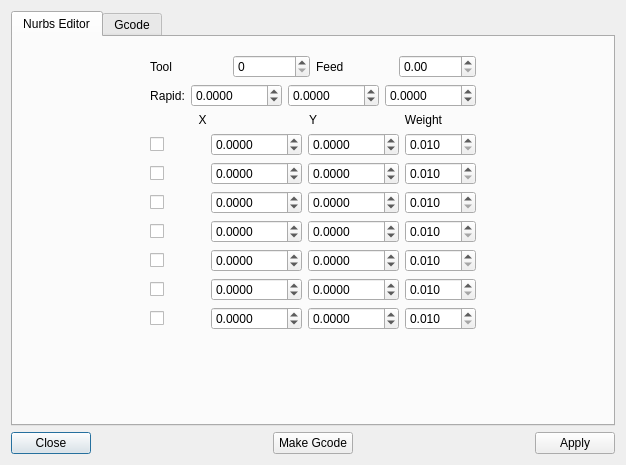
LinuxCNC/linuxcnc, file share/qtvcp/widgets_ui/nurbs_editor.ui: the form before one commit.
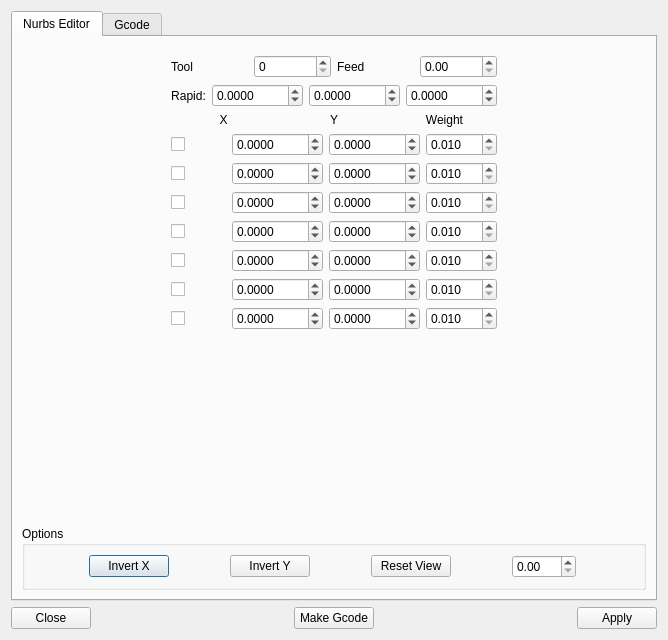
The form after the commit.

Commit message:
qtvcp -nurbs_editor: fix flicker and add options
Now that qt5_graphics doesnt reset the view when reloading, we
don't have to restore the zoom setting - no flicker

added: invert X and Y uttons, reset view button, grid space spin button.
Also now you can set tool number and the gcode will still display.

Diff of the .ui file:
```diff
--- a/share/qtvcp/widgets_ui/nurbs_editor.ui
+++ b/share/qtvcp/widgets_ui/nurbs_editor.ui
@@ -6,8 +6,8 @@
    <rect>
     <x>0</x>
     <y>0</y>
-    <width>626</width>
-    <height>465</height>
+    <width>668</width>
+    <height>640</height>
    </rect>
   </property>
   <property name="windowTitle">
@@ -53,7 +53,7 @@
               <item>
                <widget class="QSpinBox" name="toolNum">
                 <property name="maximum">
-                 <number>1000</number>
+                 <number>55</number>
                 </property>
                </widget>
               </item>
@@ -549,6 +549,77 @@
          </item>
         </layout>
        </item>
+       <item>
+        <widget class="QGroupBox" name="groupBox">
+         <property name="title">
+          <string>Options</string>
+         </property>
+         <layout class="QVBoxLayout" name="verticalLayout_5">
+          <item>
+           <layout class="QHBoxLayout" name="horizontalLayout_9">
+            <item>
+             <widget class="QPushButton" name="pushButton">
+              <property name="sizePolicy">
+               <sizepolicy hsizetype="Fixed" vsizetype="Fixed">
+                <horstretch>0</horstretch>
+                <verstretch>0</verstretch>
+               </sizepolicy>
+              </property>
+              <property name="text">
+               <string>Invert X</string>
+              </property>
+             </widget>
+            </item>
+            <item>
+             <widget class="QPushButton" name="pushButton_2">
+              <property name="sizePolicy">
+               <sizepolicy hsizetype="Fixed" vsizetype="Fixed">
+                <horstretch>0</horstretch>
+                <verstretch>0</verstretch>
+               </sizepolicy>
+              </property>
+              <property name="text">
+               <string>Invert Y</string>
+              </property>
+              <property name="checkable">
+               <bool>false</bool>
+              </property>
+             </widget>
+            </item>
+            <item>
+             <widget class="QPushButton" name="pushButton_3">
+              <property name="sizePolicy">
+               <sizepolicy hsizetype="Fixed" vsizetype="Fixed">
+                <horstretch>0</horstretch>
+                <verstretch>0</verstretch>
+               </sizepolicy>
+              </property>
+              <property name="text">
+               <string>Reset View</string>
+              </property>
+             </widget>
+            </item>
+            <item>
+             <widget class="QDoubleSpinBox" name="gridSpace">
+              <property name="sizePolicy">
+               <sizepolicy hsizetype="Fixed" vsizetype="Fixed">
+                <horstretch>0</horstretch>
+                <verstretch>0</verstretch>
+               </sizepolicy>
+              </property>
+              <property name="maximum">
+               <double>100.000000000000000</double>
+              </property>
+              <property name="singleStep">
+               <double>0.500000000000000</double>
+              </property>
+             </widget>
+            </item>
+           </layout>
+          </item>
+         </layout>
+        </widget>
+       </item>
       </layout>
      </widget>
      <widget class="QWidget" name="tab_edit">
```
Left out of the diff: 112 changed lines with no effect on the pictures. The commit also changes 1 other file.
